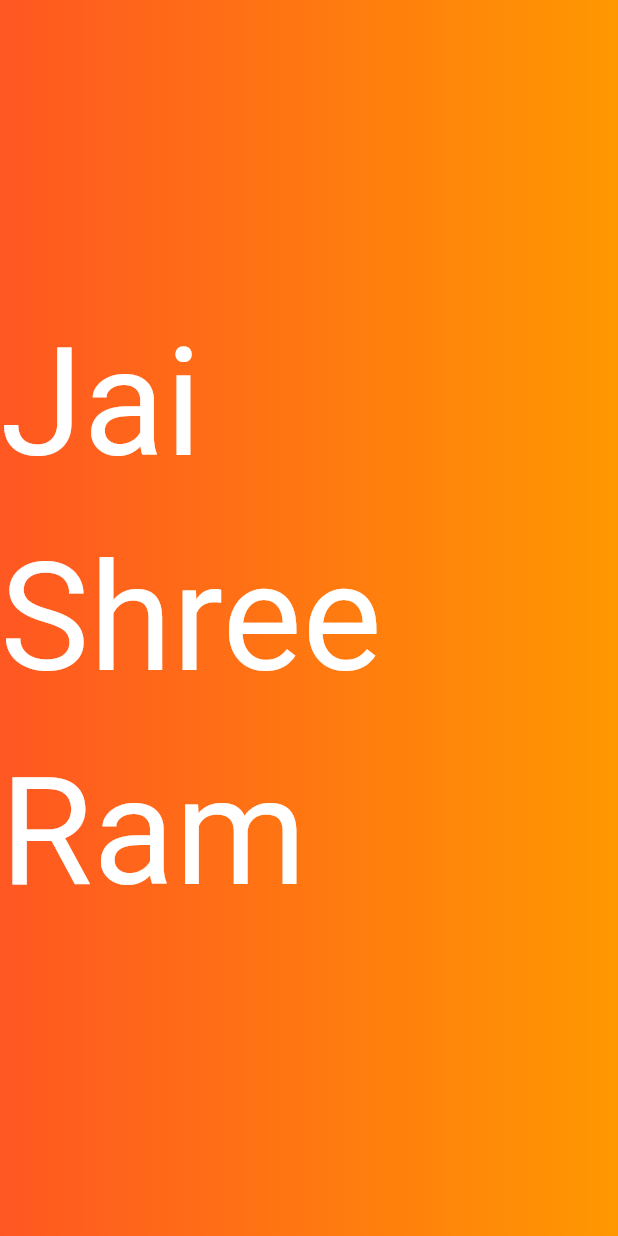
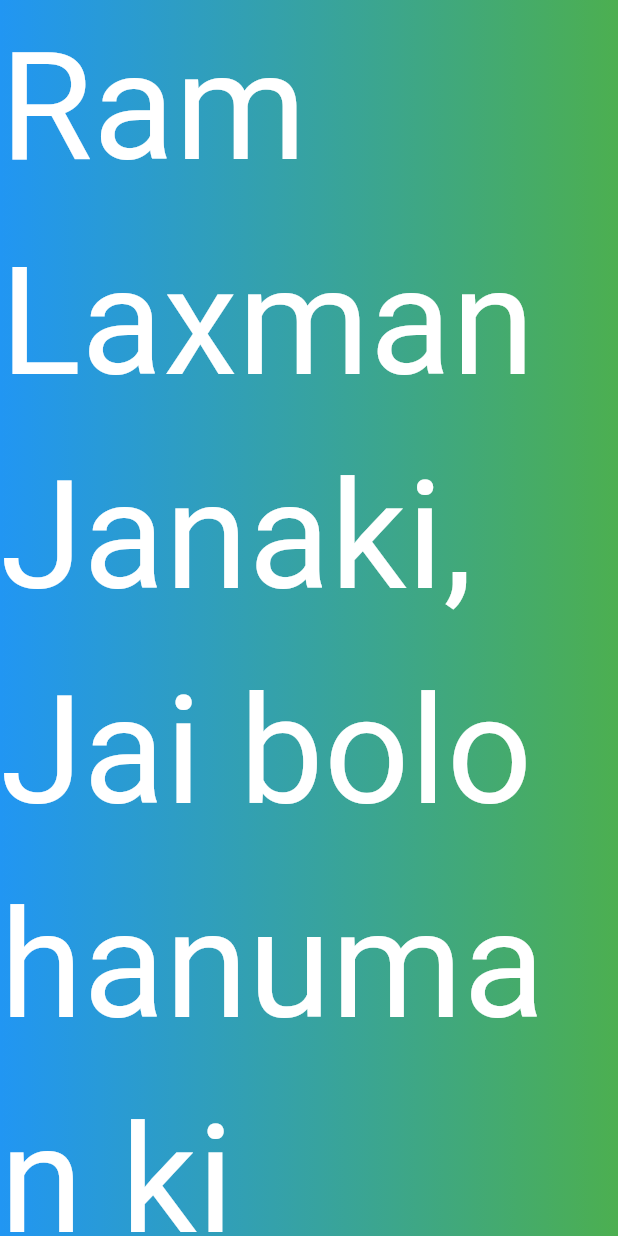
Before and after one commit to Akash8005/roll_dice_trial3, a Flutter app: the screen it shows after launch, on a phone screen of 412 x 824 dp. Run offline on Flutter 3.47's test engine with Material 3 defaults, Android fonts, the phone set to English and light mode, and no system bars.

Commit message:
this is the third commit

```diff
--- /dev/null
+++ b/lib/gradient_container.dart
@@ -0,0 +1,24 @@
+import 'package:flutter/material.dart';
+import 'package:roll_dice_trial3/styled_text.dart';
+
+class GradientContainer extends StatelessWidget {
+  const GradientContainer(this.color1, this.color2, {super.key});
+  final Color color1;
+  final Color color2;
+  @override
+  Widget build(context) {
+    return Container(
+      decoration: BoxDecoration(
+        gradient: LinearGradient(
+          colors: [
+            color1,
+            color2,
+          ],
+        ),
+      ),
+      child: const Center(
+        child: StyledText("Ram Laxman Janaki, Jai bolo hanuman ki"),
+      ),
+    );
+  }
+}
--- /dev/null
+++ b/lib/styled_text.dart
@@ -0,0 +1,16 @@
+import 'package:flutter/material.dart';
+
+class StyledText extends StatelessWidget {
+  const StyledText(this.text, {super.key});
+  final String text;
+  @override
+  Widget build(context) {
+    return Text(
+      text,
+      style: const TextStyle(
+        fontSize: 100,
+        color: Colors.white,
+      ),
+    );
+  }
+}
```
Also changed, not shown: lib/main.dart (+3 -16 lines).
